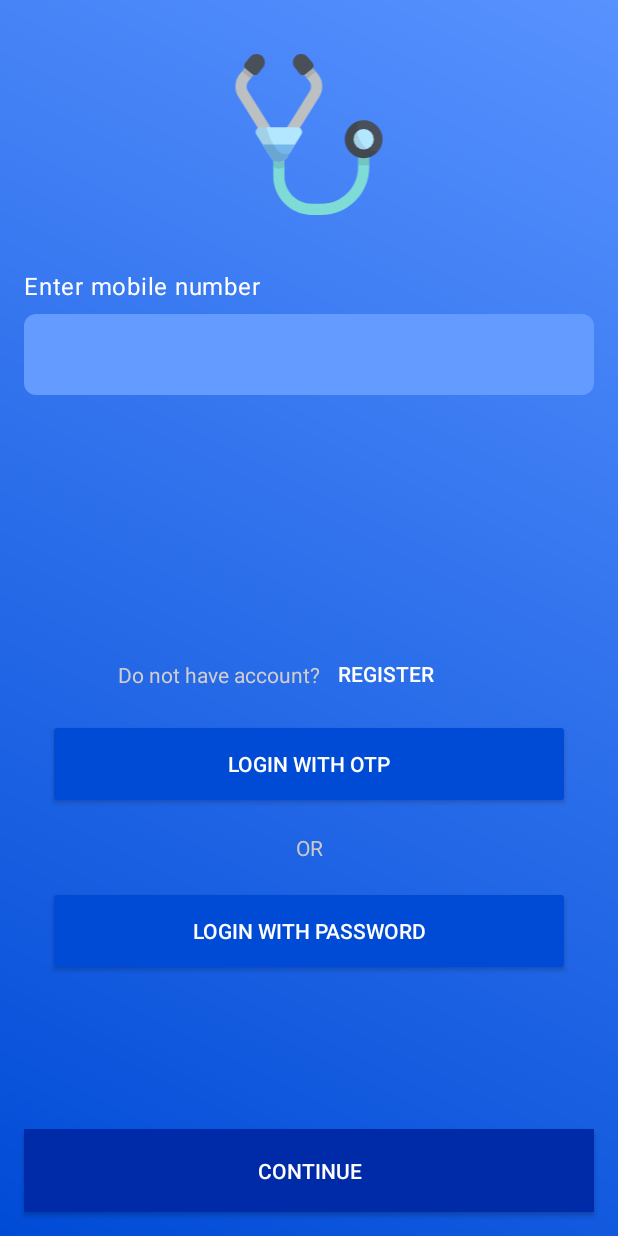
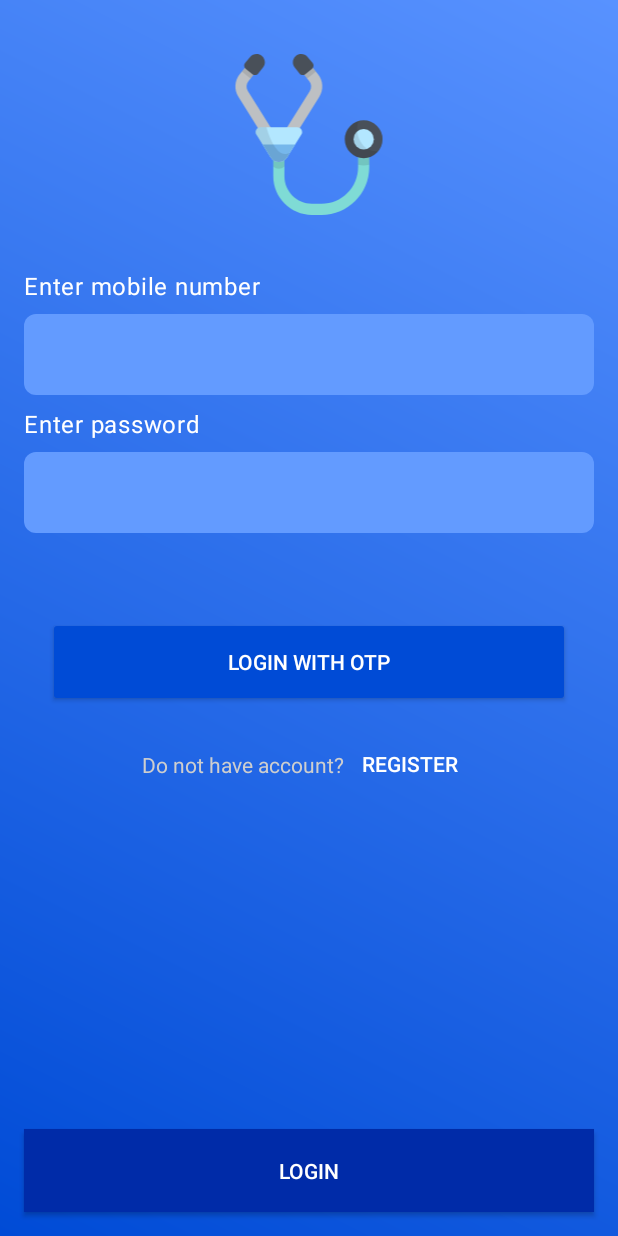
Before and after one commit to jobinjj/FirebaseQuerying, an Android app: the screen it shows after launch (LoginScreen), on a phone screen of 412 x 824 dp. Run offline under Robolectric (Android 15) with nearby library versions, the phone set to English and light mode, and no system bars; our stand-ins replace Firebase (no records; nobody signed in at launch, a user with empty details on screens opened directly), Volley.

Commit message:
Online login system (login with password and otp fixed)0.6

```diff
--- a/app/src/main/res/layout/activity_login_screen.xml
+++ b/app/src/main/res/layout/activity_login_screen.xml
@@ -29,6 +29,36 @@
     ]]>
 
     <EditText
+        android:id="@+id/ed_password"
+        android:layout_width="0dp"
+        android:layout_height="54dp"
+        android:layout_marginStart="16dp"
+        android:layout_marginTop="8dp"
+        android:layout_marginEnd="16dp"
+        android:background="@drawable/login_ed_bg"
+        android:ems="10"
+        android:inputType="textPersonName"
+        android:padding="16dp"
+        android:textColor="#FFFFFF"
+        android:textColorHint="#BBBBBB"
+        app:layout_constraintEnd_toEndOf="parent"
+        app:layout_constraintHorizontal_bias="0.0"
+        app:layout_constraintStart_toStartOf="parent"
+        app:layout_constraintTop_toBottomOf="@+id/textView39" />
+
+    <TextView
+        android:id="@+id/textView39"
+        style="@style/TextAppearance.MaterialComponents.Body1"
+        android:layout_width="wrap_content"
+        android:layout_height="wrap_content"
+        android:layout_marginStart="16dp"
+        android:layout_marginTop="8dp"
+        android:text="Enter password"
+        android:textColor="#fff"
+        app:layout_constraintStart_toStartOf="parent"
+        app:layout_constraintTop_toBottomOf="@+id/ed_mobile" />
+
+    <EditText
         android:id="@+id/ed_mobile"
         android:layout_width="0dp"
         android:layout_height="54dp"
@@ -54,7 +84,7 @@
         android:layout_marginEnd="16dp"
         android:layout_marginBottom="16dp"
         android:background="#002BA8"
-        android:text="Continue"
+        android:text="Login"
         android:textColor="#fff"
         app:layout_constraintBottom_toBottomOf="parent"
         app:layout_constraintEnd_toEndOf="parent"
@@ -88,12 +118,11 @@
         android:layout_width="wrap_content"
         android:layout_height="60dp"
         android:layout_marginStart="8dp"
-        android:layout_marginTop="156dp"
+        android:layout_marginTop="8dp"
         android:layout_marginEnd="8dp"
         app:layout_constraintEnd_toEndOf="parent"
-        app:layout_constraintHorizontal_bias="0.408"
         app:layout_constraintStart_toStartOf="parent"
-        app:layout_constraintTop_toBottomOf="@+id/ed_mobile">
+        app:layout_constraintTop_toBottomOf="@+id/container_buttons">
 
         <TextView
             android:id="@+id/textView33"
@@ -109,7 +138,7 @@
         <Button
             android:id="@+id/button5"
             style="@style/Widget.AppCompat.Button.Borderless"
-            android:layout_width="wrap_content"
+            android:layout_width="88dp"
             android:layout_height="wrap_content"
             android:onClick="goToRegisterActivity"
             android:text="Register"
@@ -123,35 +152,12 @@
         android:id="@+id/container_buttons"
         android:layout_width="0dp"
         android:layout_height="wrap_content"
+        android:layout_marginTop="56dp"
         android:visibility="visible"
         app:layout_constraintEnd_toEndOf="parent"
         app:layout_constraintHorizontal_bias="0.0"
         app:layout_constraintStart_toStartOf="parent"
-        app:layout_constraintTop_toBottomOf="@+id/constraintLayout11">
-
-        <TextView
-            android:id="@+id/textView36"
-            android:layout_width="wrap_content"
-            android:layout_height="wrap_content"
-            android:layout_marginTop="16dp"
-            android:text="OR"
-            android:textColor="#C9C9C9"
-            app:layout_constraintEnd_toEndOf="parent"
-            app:layout_constraintStart_toStartOf="parent"
-            app:layout_constraintTop_toBottomOf="@+id/btn_login_with_otp" />
-
-        <Button
-            android:id="@+id/btn_login_with_pass"
-            style="@style/Widget.AppCompat.Button.Colored"
-            android:layout_width="0dp"
-            android:layout_height="60dp"
-            android:layout_marginStart="32dp"
-            android:layout_marginTop="16dp"
-            android:layout_marginEnd="32dp"
-            android:text="Login with password"
-            app:layout_constraintEnd_toEndOf="parent"
-            app:layout_constraintStart_toStartOf="parent"
-            app:layout_constraintTop_toBottomOf="@+id/textView36" />
+        app:layout_constraintTop_toBottomOf="@+id/ed_password">
 
         <Button
             android:id="@+id/btn_login_with_otp"
--- a/app/src/main/res/layout/activity_register.xml
+++ b/app/src/main/res/layout/activity_register.xml
@@ -139,6 +139,7 @@
             android:layout_width="wrap_content"
             android:layout_height="wrap_content"
             android:text="Already have account?"
+            android:textColor="#CECECE"
             app:layout_constraintBottom_toBottomOf="@+id/button5"
             app:layout_constraintEnd_toStartOf="@+id/button5"
             app:layout_constraintStart_toStartOf="parent"
@@ -147,7 +148,7 @@
         <Button
             android:id="@+id/button5"
             style="@style/Widget.AppCompat.Button.Borderless"
-            android:layout_width="wrap_content"
+            android:layout_width="69dp"
             android:layout_height="wrap_content"
             android:onClick="goToLoginActivity"
             android:text="Login"
```
Also changed, not shown: app/src/main/java/com/example/doctorbooking/main/LoginPasswordActivity.java (+1 -16 lines), app/src/main/java/com/example/doctorbooking/main/LoginScreen.java (+59 -17 lines).
